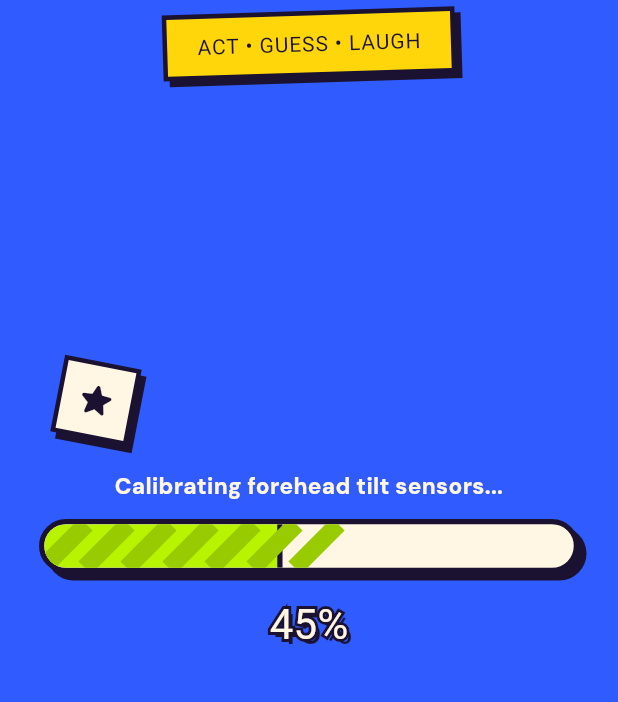
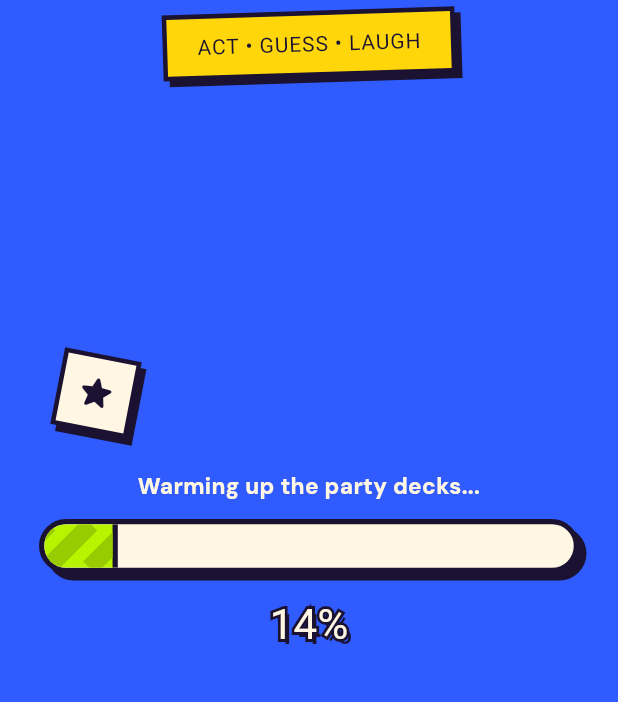
Before and after one commit to koiralapariksit/Cipher, a Flutter app: the first screen one second after launch, on a phone screen of 412 x 824 dp, the part 534-1236 px from its top. Run offline on Flutter 3.47's test engine with Material 3 defaults, Android fonts, the phone set to English and light mode, and no system bars; our stand-ins replace google_fonts, sensors_plus, shared_preferences, wakelock_plus; Roboto replaces fonts that are missing (Bowlby One).

Commit message:
fix(ui,android): gate 0% to 100% arcade splash animation behind warmup settle and suppress native icon box

```diff
--- a/lib/screens/splash_screen.dart
+++ b/lib/screens/splash_screen.dart
@@ -2,6 +2,7 @@ import 'dart:math' as math;
 import 'package:flutter/material.dart';
 import 'package:flutter/services.dart';
 import 'package:google_fonts/google_fonts.dart';
+import '../services/storage_service.dart';
 import 'home_screen.dart';
 
 const Color _kBlue = Color(0xFF2F5BFF);
@@ -26,51 +27,68 @@ class _SplashScreenState extends State<SplashScreen>
     with TickerProviderStateMixin {
   late final AnimationController _floatController;
   late final AnimationController _progressController;
-
-  static const List<String> _loadingTips = [
-    'Warming up the party decks...',
-    'Calibrating forehead tilt sensors...',
-    'Shuffling movies, animals & food cards...',
-    'Polishing neo-brutalist stickers...',
-    "Let's Go!",
-  ];
+  late final Animation<double> _progressAnimation;
 
   @override
   void initState() {
     super.initState();
 
+    // 1. Sticker floating animation controller (1600ms gentle sine/cosine)
     _floatController = AnimationController(
       vsync: this,
       duration: const Duration(milliseconds: 1600),
     )..repeat(reverse: true);
 
+    // 2. Continuous 0% -> 100% arcade progress controller (3600ms)
     _progressController = AnimationController(
       vsync: this,
-      duration: const Duration(milliseconds: 1800),
+      duration: const Duration(milliseconds: 3600),
+    );
+
+    _progressAnimation = CurvedAnimation(
+      parent: _progressController,
+      curve: Curves.linear,
     );
 
     _progressController.addStatusListener((status) {
       if (status == AnimationStatus.completed) {
-        _navigateToHome();
+        _onProgressCompleted();
       }
     });
 
-    _progressController.forward();
+    // 3. Post-frame warmup gate: render frame 1 sitting at 0% first, then warmup & start
+    WidgetsBinding.instance.addPostFrameCallback((_) async {
+      try {
+        await Future.wait([
+          StorageService().init(),
+          GoogleFonts.pendingFonts(),
+        ]).timeout(const Duration(milliseconds: 150));
+      } catch (_) {}
+
+      // Settle delay so user clearly sees the splash screen rendered at 0%
+      await Future.delayed(const Duration(milliseconds: 400));
+      if (!mounted) return;
+      _progressController.forward(from: 0.0);
+    });
   }
 
-  void _navigateToHome() {
+  void _onProgressCompleted() {
+    // Hold at 100% for 450ms so user clearly registers 100% and "Let's Go!"
+    Future.delayed(const Duration(milliseconds: 450), () {
       if (!mounted) return;
       HapticFeedback.lightImpact();
       Navigator.of(context).pushReplacement(
         PageRouteBuilder(
-        transitionDuration: const Duration(milliseconds: 350),
+          transitionDuration: const Duration(milliseconds: 400),
           pageBuilder: (context, animation, secondaryAnimation) =>
               const HomeScreen(),
-        transitionsBuilder: (context, animation, secondaryAnimation, child) {
+          transitionsBuilder:
+              (context, animation, secondaryAnimation, child) {
             return FadeTransition(opacity: animation, child: child);
           },
         ),
       );
+    });
   }
 
   @override
@@ -78,6 +96,14 @@ class _SplashScreenState extends State<SplashScreen>
     _progressController.dispose();
     _floatController.dispose();
     super.dispose();
+  }
+
+  String _tipForPercent(int percent) {
+    if (percent < 25) return 'Warming up the party decks...';
+    if (percent < 50) return 'Calibrating forehead tilt sensors...';
+    if (percent < 75) return 'Shuffling movies, animals & food cards...';
+    if (percent < 95) return 'Polishing neo-brutalist stickers...';
+    return "Let's Go!";
   }
 
   /// Renders crisp 3D neo-brutalist outlined & shadowed display text
@@ -125,15 +151,9 @@ class _SplashScreenState extends State<SplashScreen>
     return AnimatedBuilder(
       animation: Listenable.merge([_floatController, _progressController]),
       builder: (context, _) {
-        final percent =
-            (1 + (_progressController.value * 99)).round().clamp(1, 100);
-        final fillProgress =
-            (0.01 + (_progressController.value * 0.99)).clamp(0.01, 1.0);
-        final tipIndex = _progressController.value >= 1.0
-            ? _loadingTips.length - 1
-            : (_progressController.value * (_loadingTips.length - 1))
-                .floor()
-                .clamp(0, _loadingTips.length - 1);
+        final double progressValue = _progressAnimation.value.clamp(0.0, 1.0);
+        final int percent = (progressValue * 100).round().clamp(0, 100);
+        final String tip = _tipForPercent(percent);
 
         return AnnotatedRegion<SystemUiOverlayStyle>(
           value: SystemUiOverlayStyle.light,
@@ -191,9 +211,9 @@ class _SplashScreenState extends State<SplashScreen>
                     ),
                   ),
 
-                  // 3. Lower-Left Cream Square Star Sticker (Positioned cleanly above text)
+                  // 3. Lower-Left Cream Square Star Sticker (Calibrated at bottom: 180, left: 38)
                   Positioned(
-                    bottom: 175 +
+                    bottom: 180 +
                         (math.cos(_floatController.value * math.pi) * 6),
                     left: 38,
                     child: Transform.rotate(
@@ -282,12 +302,12 @@ class _SplashScreenState extends State<SplashScreen>
                         Column(
                           mainAxisSize: MainAxisSize.min,
                           children: [
-                            // Loading Tip
+                            // Cycling Loading Tip
                             AnimatedSwitcher(
                               duration: const Duration(milliseconds: 180),
                               child: Text(
-                                _loadingTips[tipIndex],
-                                key: ValueKey<int>(tipIndex),
+                                tip,
+                                key: ValueKey<String>(tip),
                                 textAlign: TextAlign.center,
                                 style: GoogleFonts.dmSans(
                                   fontSize: 15,
@@ -298,7 +318,7 @@ class _SplashScreenState extends State<SplashScreen>
                             ),
                             const SizedBox(height: 12),
 
-                            // Progress Track
+                            // Chunky Progress Track (36px, _kCream fill, 3.5px border, 5px shadow)
                             Container(
                               height: 36,
                               width: double.infinity,
@@ -312,23 +332,29 @@ class _SplashScreenState extends State<SplashScreen>
                                 borderRadius: BorderRadius.circular(99),
                                 child: LayoutBuilder(
                                   builder: (context, constraints) {
-                                    final fillWidth =
-                                        (constraints.maxWidth * fillProgress)
-                                            .clamp(0.0, constraints.maxWidth);
+                                    final double fillWidth = percent > 0
+                                        ? math.max(16.0,
+                                            constraints.maxWidth * progressValue)
+                                        : 0.0;
+
                                     return Align(
                                       alignment: Alignment.centerLeft,
                                       child: Container(
                                         width: fillWidth,
                                         height: double.infinity,
-                                        decoration: const BoxDecoration(
+                                        decoration: BoxDecoration(
                                           color: _kLime,
-                                          border: Border(
+                                          border: fillWidth > 0
+                                              ? const Border(
                                                   right: BorderSide(
                                                       color: _kInk, width: 3.5),
-                                          ),
+                                                )
+                                              : null,
                                         ),
                                         child: CustomPaint(
-                                          painter: _CandyStripePainter(),
+                                          painter: _CandyStripePainter(
+                                            stripeShift: progressValue * 8.0,
+                                          ),
                                         ),
                                       ),
                                     );
@@ -338,7 +364,7 @@ class _SplashScreenState extends State<SplashScreen>
                             ),
                             const SizedBox(height: 14),
 
-                            // Outlined Counter (1% -> 100%)
+                            // 3D Outlined & Shadowed Counter (0% -> 100%)
                             Stack(
                               children: [
                                 Transform.translate(
@@ -386,23 +412,39 @@ class _SplashScreenState extends State<SplashScreen>
 }
 
 class _CandyStripePainter extends CustomPainter {
+  final double stripeShift;
+
+  _CandyStripePainter({this.stripeShift = 0.0});
+
   @override
   void paint(Canvas canvas, Size size) {
+    if (size.width <= 0 || size.height <= 0) return;
+
     final paint = Paint()
       ..color = const Color(0xFF98CC00)
       ..strokeWidth = 12
       ..style = PaintingStyle.stroke;
 
     const double step = 28;
-    for (double x = -size.height; x < size.width + size.height; x += step) {
+    final shift = (stripeShift * step) % step;
+
+    canvas.save();
+    canvas.clipRect(Rect.fromLTWH(0, 0, size.width, size.height));
+
+    for (double x = -size.height - step + shift;
+        x < size.width + size.height + step;
+        x += step) {
       canvas.drawLine(
         Offset(x, size.height),
         Offset(x + size.height, 0),
         paint,
       );
     }
+
+    canvas.restore();
   }
 
   @override
-  bool shouldRepaint(covariant CustomPainter oldDelegate) => false;
+  bool shouldRepaint(covariant _CandyStripePainter oldDelegate) =>
+      oldDelegate.stripeShift != stripeShift;
 }
```
Also changed, not shown: 2 other files. Lines whose indentation alone changed are shown as unchanged.
